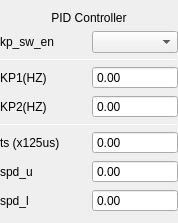
Old version of the form Libs/UI/UiPosition/pospid133.ui in the repository tiangaomingjing/ServoDriveTech.
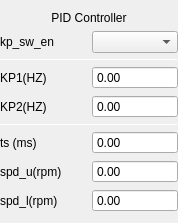
New version of the form.

Patch:
```diff
--- a/Libs/UI/UiPosition/pospid133.ui
+++ b/Libs/UI/UiPosition/pospid133.ui
@@ -49,7 +49,7 @@
    <item row="7" column="0">
     <widget class="QLabel" name="label_spdu">
      <property name="text">
-      <string>spd_u</string>
+      <string>spd_u(rpm)</string>
      </property>
     </widget>
    </item>
@@ -83,7 +83,7 @@
    <item row="8" column="0">
     <widget class="QLabel" name="label_spdl">
      <property name="text">
-      <string>spd_l</string>
+      <string>spd_l(rpm)</string>
      </property>
     </widget>
    </item>
@@ -120,7 +120,7 @@
    <item row="6" column="0">
     <widget class="QLabel" name="label_ts">
      <property name="text">
-      <string>ts (x125us)</string>
+      <string>ts (ms)</string>
      </property>
     </widget>
    </item>
```
